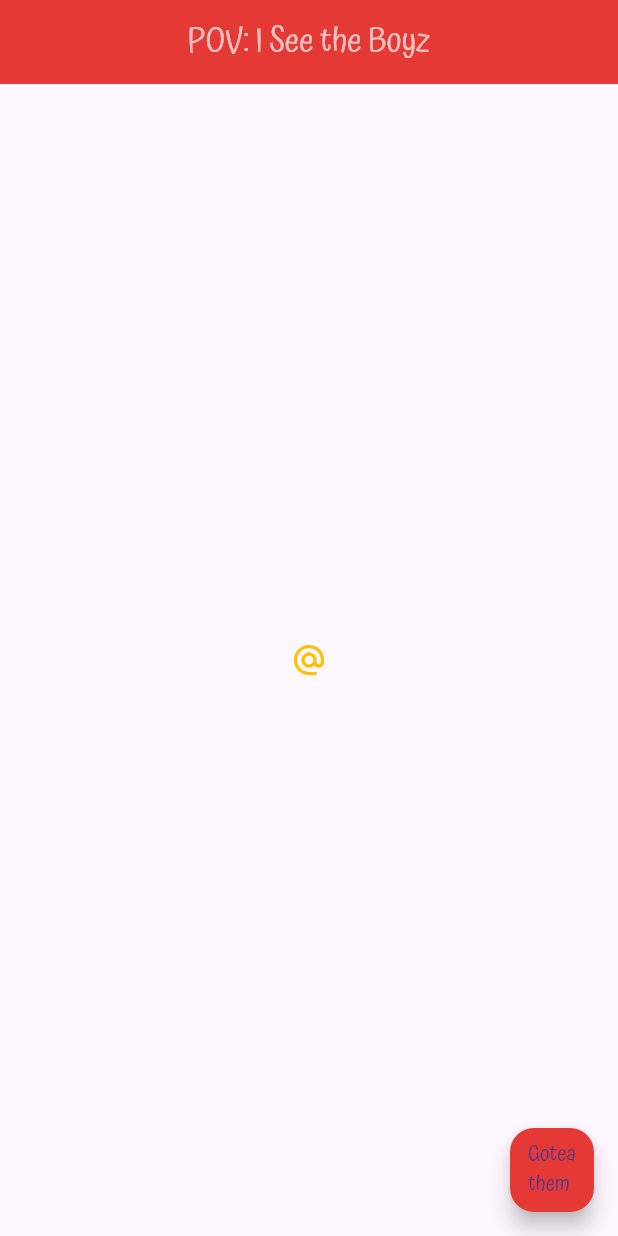
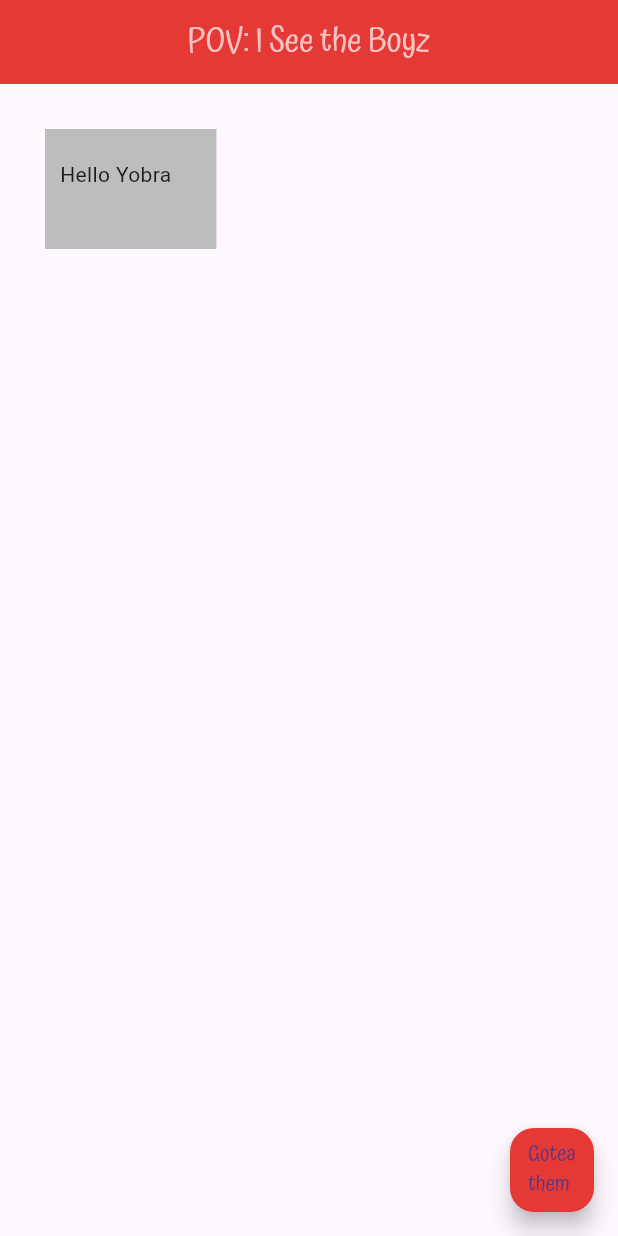
Before and after one commit to MutukuBrian/Learning-Dart-and-Flutter-with-AI, a Flutter app: the screen it shows after launch, on a phone screen of 412 x 824 dp. Run offline on Flutter 3.47's test engine with Material 3 defaults, Android fonts, the phone set to English and light mode, and no system bars.

Commit message:
Containers

```diff
--- a/FlutterPractice/my_first_app/lib/main.dart
+++ b/FlutterPractice/my_first_app/lib/main.dart
@@ -19,15 +19,15 @@ class Home extends StatelessWidget{
           centerTitle: true,
           backgroundColor: Colors.red[600],
         ),
-        body: Center(
-          child: IconButton(
-            onPressed: () {
-              print("Button clicked!");
-            }, icon: Icon(Icons.alternate_email),
-            color: Colors.amber,
+        body: Container(
+          color: Colors.grey[400],
+          child: Text("Hello Yobra"),
+          padding: EdgeInsets.fromLTRB(10.0, 20.0, 30.0, 40.0),
+          margin: EdgeInsets.all(30.0),
 
 
-          ),
+
+
         ),
 
         floatingActionButton: FloatingActionButton(
```
